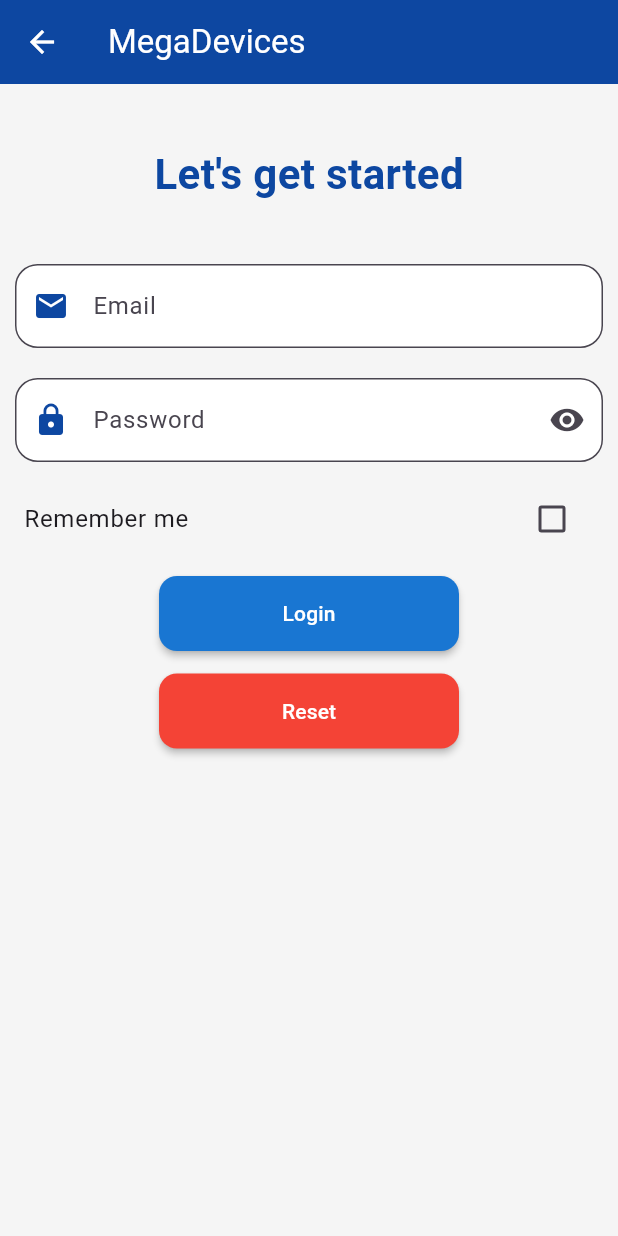
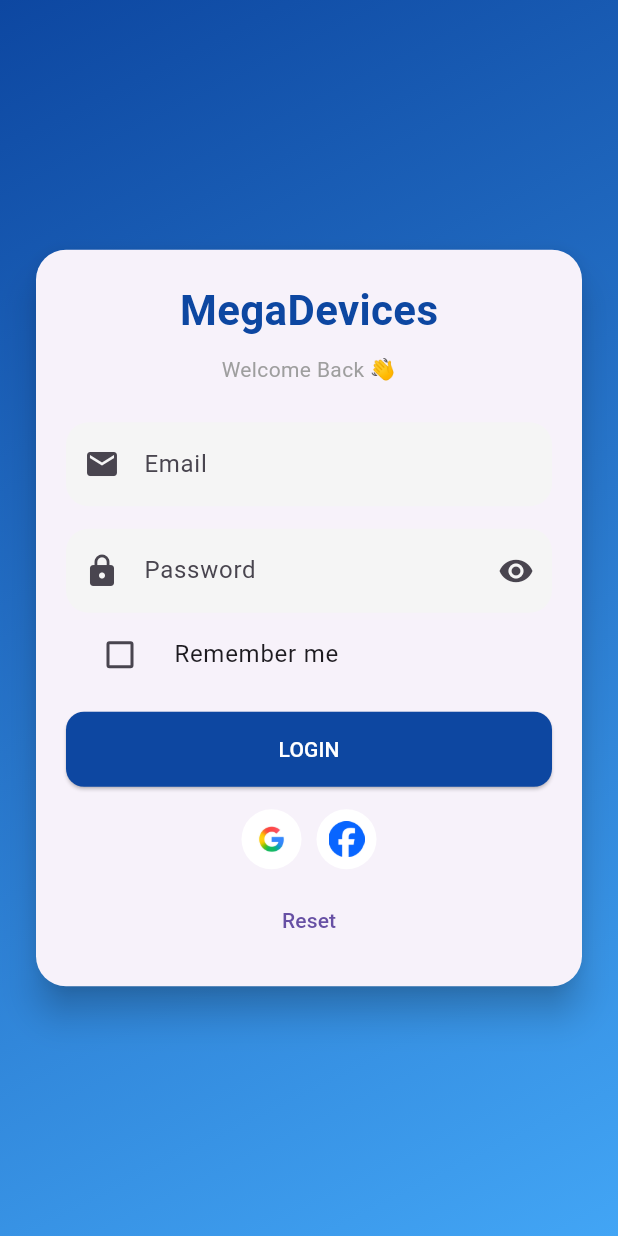
Before and after one commit to IbrahimJamal1/Flutter-Shopping-App, a Flutter app: the Login screen opened by its route, on a phone screen of 412 x 824 dp. Run offline on Flutter 3.47's test engine with Material 3 defaults, Android fonts, the light colour scheme and no system bars; our stand-ins replace cloud_firestore, firebase_auth, firebase_core, firebase_messaging, google_sign_in; accounts and stored records are empty.

Commit message:
update ui

```diff
--- a/lib/login.dart
+++ b/lib/login.dart
@@ -19,59 +19,75 @@
   @override
 Widget build(BuildContext context) {
   return Scaffold(
-      backgroundColor: Color(0xFFF5F5F5),
+    body: Container(
+      decoration: const BoxDecoration(
+        gradient: LinearGradient(
+          colors: [Color(0xFF0D47A1), Color(0xFF42A5F5)],
+          begin: Alignment.topLeft,
+          end: Alignment.bottomRight,
+        ),
+      ),
+      child: Center(
+        child: SingleChildScrollView(
+          child: Padding(
+            padding: const EdgeInsets.all(20),
+            child: Card(
+              shape: RoundedRectangleBorder(
+                borderRadius: BorderRadius.circular(20),
+              ),
+              elevation: 10,
+              child: Padding(
+                padding: const EdgeInsets.all(20),
+                child: Column(
+                  mainAxisSize: MainAxisSize.min,
+                  children: [
 
-      appBar: AppBar(
-        title: Text("MegaDevices"),
-        backgroundColor: Color(0xFF0D47A1),
-      ),
-
-      body: SingleChildScrollView(
-        child: Column(
-          children: [
-            SizedBox(height: 40),
-
-            Text(
-              "Let's get started",
+                    const Text(
+                      "MegaDevices",
                       style: TextStyle(
                         fontSize: 28,
+                        fontWeight: FontWeight.bold,
                         color: Color(0xFF0D47A1),
-                fontWeight: FontWeight.bold,
                       ),
                     ),
 
-            SizedBox(height: 30),
+                    const SizedBox(height: 10),
 
-            Padding(
-              padding: EdgeInsets.all(10),
-              child: TextField(
+                    const Text(
+                      "Welcome Back 👋",
+                      style: TextStyle(color: Colors.grey),
+                    ),
+
+                    const SizedBox(height: 25),
+
+                    // Email
+                    TextField(
                       controller: email,
                       decoration: InputDecoration(
+                        prefixIcon: const Icon(Icons.email),
+                        hintText: "Email",
                         filled: true,
-                  fillColor: Colors.white,
-                  prefixIcon: Icon(Icons.email, color: Color(0xFF0D47A1)),
-                  hintText: "Email",
+                        fillColor: Colors.grey[100],
                         border: OutlineInputBorder(
                           borderRadius: BorderRadius.circular(15),
-                  ),
+                          borderSide: BorderSide.none,
                         ),
                       ),
                     ),
 
-            Padding(
-              padding: EdgeInsets.all(10),
-              child: TextField(
+                    const SizedBox(height: 15),
+
+                    // Password
+                    TextField(
                       controller: passw,
                       obscureText: obscure,
                       decoration: InputDecoration(
-                  filled: true,
-                  fillColor: Colors.white,
-                  prefixIcon: Icon(Icons.lock, color: Color(0xFF0D47A1)),
-                  hintText: "Password",
-
+                        prefixIcon: const Icon(Icons.lock),
                         suffixIcon: IconButton(
                           icon: Icon(
-                      obscure ? Icons.visibility : Icons.visibility_off,
+                            obscure
+                                ? Icons.visibility
+                                : Icons.visibility_off,
                           ),
                           onPressed: () {
                             setState(() {
@@ -79,10 +95,12 @@
                             });
                           },
                         ),
-
+                        hintText: "Password",
+                        filled: true,
+                        fillColor: Colors.grey[100],
                         border: OutlineInputBorder(
                           borderRadius: BorderRadius.circular(15),
-                  ),
+                          borderSide: BorderSide.none,
                         ),
                       ),
                     ),
@@ -90,52 +108,87 @@
                     CheckboxListTile(
                       value: remb,
                       onChanged: (val) {
-                setState(() {
-                  remb = val!;
-                });
+                        setState(() => remb = val!);
                       },
-              title: Text("Remember me"),
+                      controlAffinity: ListTileControlAffinity.leading,
+                      title: const Text("Remember me"),
                     ),
 
-            SizedBox(height: 10),
+                    const SizedBox(height: 10),
 
-            MaterialButton(
-              minWidth: 200,
+                    // Login Button
+                    SizedBox(
+                      width: double.infinity,
                       height: 50,
-              color: Color(0xFF1976D2),
+                      child: ElevatedButton(
+                        style: ElevatedButton.styleFrom(
+                          backgroundColor: const Color(0xFF0D47A1),
                           shape: RoundedRectangleBorder(
                             borderRadius: BorderRadius.circular(12),
                           ),
-              child: Text("Login", style: TextStyle(color: Colors.white)),
+                        ),
                         onPressed: () {
                           if (email.text == "ibrahim@gmail.com" &&
                               passw.text == "123456a") {
-                  String userName = email.text.split('@')[0];
-                  context.read<UserProvider>().login(userName, email.text);
+                            String userName =
+                                email.text.split('@')[0];
 
-                  Navigator.of(context).pushReplacementNamed("home");
+                            context
+                                .read<UserProvider>()
+                                .login(userName, email.text);
+
+                            Navigator.of(context)
+                                .pushReplacementNamed("home");
                           } else {
                             showError(context);
                           }
                         },
+                        child: const Text(
+                          "LOGIN",
+                          style: TextStyle(color: Colors.white),
+                        ),
+                      ),
                     ),
 
-            SizedBox(height: 15),
+                    const SizedBox(height: 15),
 
-            MaterialButton(
-              minWidth: 200,
-              height: 50,
-              color: Colors.red,
-              shape: RoundedRectangleBorder(
-                borderRadius: BorderRadius.circular(12),
+                    // Social login
+                    Row(
+                      mainAxisAlignment: MainAxisAlignment.center,
+                      children: [
+                        CircleAvatar(
+                          backgroundColor: Colors.white,
+                          child: IconButton(
+                            onPressed: () {},
+                            icon: Image.asset('images/google.jpg'),
                           ),
-              child: Text("Reset", style: TextStyle(color: Colors.white)),
+                        ),
+                        const SizedBox(width: 10),
+                        CircleAvatar(
+                          backgroundColor: Colors.white,
+                          child: IconButton(
+                            onPressed: () {},
+                            icon: Image.asset('images/facebook.png'),
+                          ),
+                        ),
+                      ],
+                    ),
+
+                    const SizedBox(height: 10),
+
+                    TextButton(
                       onPressed: () {
                         email.clear();
                         passw.clear();
                       },
+                      child: const Text("Reset"),
                     ),
                   ],
+                ),
+              ),
+            ),
+          ),
+        ),
       ),
     ),
   );
```
Also changed, not shown: lib/main.dart (+5 -5 lines), images/facebook.png (added), images/google.jpg (added). Lines whose indentation alone changed are shown as unchanged.
